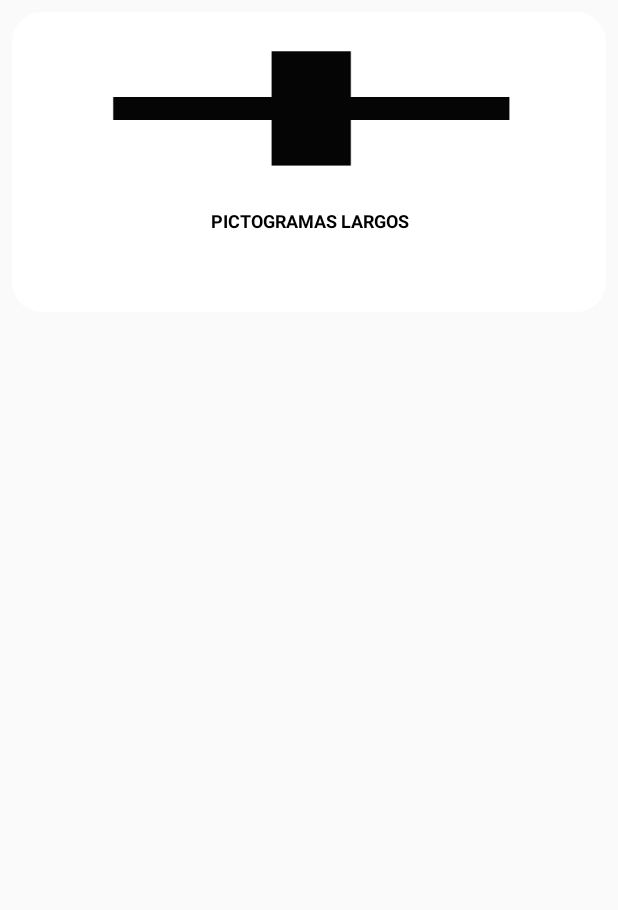
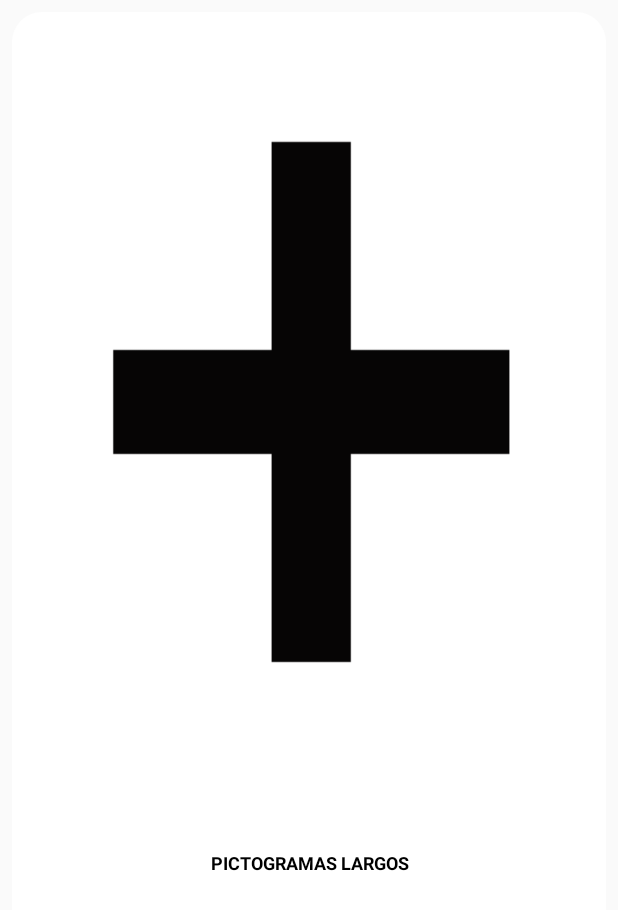
Before and after one commit to OTTAA-Project/PictogramsLibrary, an Android app: the layout gamegroup.xml on its own in the app's theme, with its tools: preview values and no code run, on a phone screen of 412 x 824 dp. Shown: the top 910 px of the screen. Run offline under Robolectric (Android 15) with nearby library versions, the phone set to English and light mode, and no system bars.

Commit message:
version 0.1.8.26 prerelease

```diff
--- a/app/pictogramslibrary/src/main/res/layout-sw600dp/gamegroup.xml
+++ b/app/pictogramslibrary/src/main/res/layout-sw600dp/gamegroup.xml
@@ -2,7 +2,7 @@
 <androidx.constraintlayout.widget.ConstraintLayout xmlns:android="http://schemas.android.com/apk/res/android"
     xmlns:app="http://schemas.android.com/apk/res-auto"
     android:layout_width="match_parent"
-    android:layout_height="200dp"
+    android:layout_height="match_parent"
     android:layout_margin="@dimen/regular_margin"
     android:background="@drawable/background_shape"
     android:orientation="vertical"
--- a/app/pictogramslibrary/src/main/res/layout/gamegroup.xml
+++ b/app/pictogramslibrary/src/main/res/layout/gamegroup.xml
@@ -2,7 +2,7 @@
 <androidx.constraintlayout.widget.ConstraintLayout xmlns:android="http://schemas.android.com/apk/res/android"
     xmlns:app="http://schemas.android.com/apk/res-auto"
     android:layout_width="match_parent"
-    android:layout_height="200dp"
+    android:layout_height="match_parent"
     android:layout_margin="@dimen/regular_margin"
     android:background="@drawable/background_shape"
     android:orientation="vertical"
```
